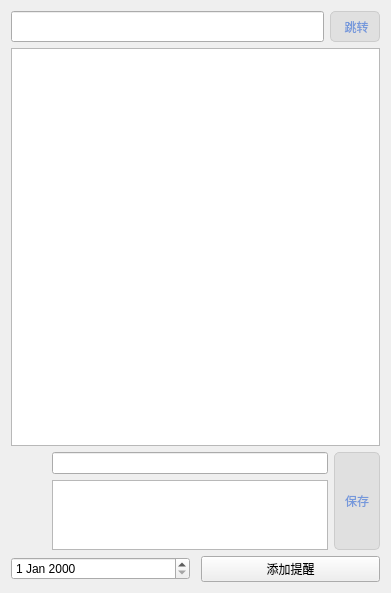
Qt form ui/WFileTag.ui (3548848289/SmartDesk) before a commit.
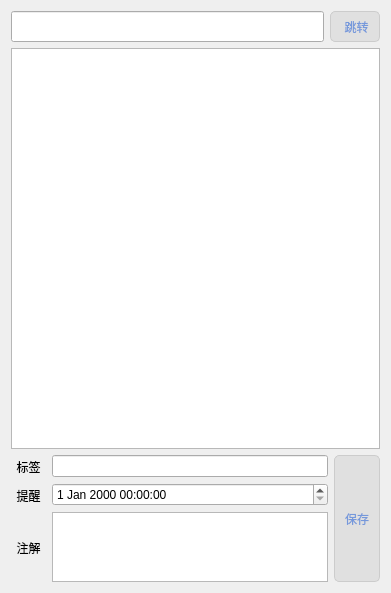
The same form after that commit. Icons and pictures are not drawn.

The edit to the form file:
```diff
--- a/ui/WFileTag.ui
+++ b/ui/WFileTag.ui
@@ -81,11 +81,11 @@
      <item>
       <layout class="QHBoxLayout" name="horizontalLayout_2" stretch="1,8,1">
        <item>
-        <layout class="QVBoxLayout" name="verticalLayout_5" stretch="1,4">
+        <layout class="QVBoxLayout" name="verticalLayout_5" stretch="1,1,3">
          <item>
           <widget class="QLabel" name="label_1">
            <property name="text">
-            <string/>
+            <string>标签</string>
            </property>
            <property name="pixmap">
             <pixmap resource="../resources/res.qrc">:/usedimage/tag.svg</pixmap>
@@ -98,7 +98,17 @@
          <item>
           <widget class="QLabel" name="label_2">
            <property name="text">
-            <string/>
+            <string>提醒</string>
+           </property>
+           <property name="alignment">
+            <set>Qt::AlignCenter</set>
+           </property>
+          </widget>
+         </item>
+         <item>
+          <widget class="QLabel" name="label_3">
+           <property name="text">
+            <string>注解</string>
            </property>
            <property name="pixmap">
             <pixmap resource="../resources/res.qrc">:/usedimage/edittag.svg</pixmap>
@@ -111,10 +121,13 @@
         </layout>
        </item>
        <item>
-        <layout class="QVBoxLayout" name="verticalLayout_4">
+        <layout class="QVBoxLayout" name="verticalLayout_4" stretch="1,1,3">
          <item>
           <widget class="QLineEdit" name="tagsLineEdit"/>
          </item>
+         <item>
+          <widget class="QDateTimeEdit" name="dateTimeEdit"/>
+         </item>
          <item>
           <widget class="QTextEdit" name="annotationTextEdit">
            <property name="sizePolicy">
@@ -155,20 +168,10 @@
     </layout>
    </item>
    <item row="1" column="0">
-    <layout class="QHBoxLayout" name="horizontalLayout_3" stretch="0,0">
+    <layout class="QHBoxLayout" name="horizontalLayout_3" stretch="">
      <property name="spacing">
       <number>11</number>
      </property>
-     <item>
-      <widget class="QDateEdit" name="dateEdit"/>
-     </item>
-     <item>
-      <widget class="QPushButton" name="setReminderButton">
-       <property name="text">
-        <string>添加提醒</string>
-       </property>
-      </widget>
-     </item>
     </layout>
    </item>
   </layout>
```
